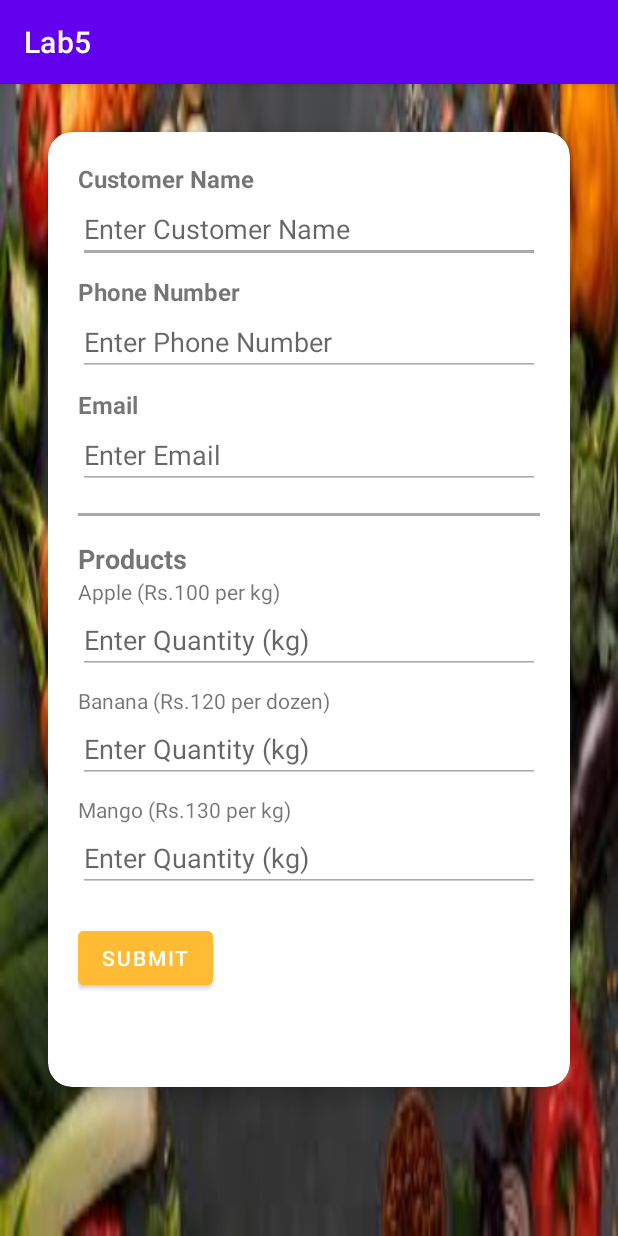
After one commit to sharjeel-siddiqui12/dive-into-mobile-application-development, an Android app built with Jetpack Compose: the L5exercise2 screen opened directly, with no data from a screen before it, on a phone screen of 412 x 824 dp. The commit adds this screen. Run offline under Robolectric (Android 15) with nearby library versions, the phone set to English and light mode, and no system bars.

Commit message:
lab 5 completed

```diff
--- a/app/build.gradle.kts
+++ b/app/build.gradle.kts
@@ -62,6 +62,9 @@ dependencies {
     implementation(libs.material3)
     implementation(libs.activity)
     implementation(libs.constraintlayout)
+    implementation(libs.cardview)
+    implementation(libs.firebase.inappmessaging)
+    implementation(libs.filament.android)
     testImplementation(libs.junit)
     androidTestImplementation(libs.ext.junit)
     androidTestImplementation(libs.espresso.core)
--- a/app/src/main/java/com/example/lab3/L3exercise2Main.java
+++ b/app/src/main/java/com/example/lab3/L3exercise2Main.java
@@ -1,13 +1,8 @@
 package com.example.lab3;
 
 import android.os.Bundle;
-import android.util.Log;
-
 import androidx.appcompat.app.AppCompatActivity;
-
 import com.example.mad_lab.R;
-import android.os.Bundle;
-import androidx.appcompat.app.AppCompatActivity;
 import androidx.fragment.app.FragmentManager;
 import androidx.fragment.app.FragmentTransaction;
 
--- /dev/null
+++ b/app/src/main/java/com/example/lab5/L5exercise2.java
@@ -0,0 +1,78 @@
+package com.example.lab5;
+
+import android.os.Bundle;
+import androidx.appcompat.app.AppCompatActivity;
+import com.example.mad_lab.R;
+import android.view.View;
+import android.widget.Button;
+import android.widget.EditText;
+import android.widget.TextView;
+import android.widget.Toast;
+
+public class L5exercise2 extends AppCompatActivity {
+
+    EditText nameEditText, phoneEditText, emailEditText;
+    EditText appleQtyEditText, bananaQtyEditText, avocadoQtyEditText;
+    Button submitButton;
+    TextView orderSummaryTextView;
+
+    @Override
+    protected void onCreate(Bundle savedInstanceState) {
+        super.onCreate(savedInstanceState);
+        setContentView(R.layout.activity_l5exercise2);
+
+        // Customer Details
+        nameEditText = findViewById(R.id.customerName);
+        phoneEditText = findViewById(R.id.customerPhone);
+        emailEditText = findViewById(R.id.customerEmail);
+
+        // Product Quantities
+        appleQtyEditText = findViewById(R.id.appleQty);
+        bananaQtyEditText = findViewById(R.id.bananaQty);
+        avocadoQtyEditText = findViewById(R.id.avocadoQty);
+
+        // Submit Button and Order Summary
+        submitButton = findViewById(R.id.submitButton);
+        orderSummaryTextView = findViewById(R.id.orderSummary);
+
+        submitButton.setOnClickListener(new View.OnClickListener() {
+            @Override
+            public void onClick(View view) {
+                // Get customer details
+                String name = nameEditText.getText().toString();
+                String phone = phoneEditText.getText().toString();
+                String email = emailEditText.getText().toString();
+
+                // Get product quantities
+                String appleQty = appleQtyEditText.getText().toString();
+                String bananaQty = bananaQtyEditText.getText().toString();
+                String avocadoQty = avocadoQtyEditText.getText().toString();
+
+                // Check if all fields are filled
+                if (name.isEmpty() || phone.isEmpty() || email.isEmpty() || appleQty.isEmpty() || bananaQty.isEmpty() || avocadoQty.isEmpty()) {
+                    Toast.makeText(L5exercise2.this, "Please fill all fields", Toast.LENGTH_SHORT).show();
+                    return;
+                }
+
+                // Display order summary
+                String orderSummary = "Customer Details:\n" +
+                        "Name: " + name + "\n" +
+                        "Phone: " + phone + "\n" +
+                        "Email: " + email + "\n\n" +
+                        "Order Details:\n" +
+                        "Apples: " + appleQty + " kg\n" +
+                        "Bananas: " + bananaQty + " dozen\n" +
+                        "Avocados: " + avocadoQty + " kg";
+
+                orderSummaryTextView.setText(orderSummary);
+
+                int totalApples = Integer.parseInt(appleQty);
+                int totalBananas = Integer.parseInt(bananaQty);
+                int totalAvocados = Integer.parseInt(avocadoQty);
+                int totalCost = (totalApples * 100) + (totalBananas * 120) + (totalAvocados * 130);
+                orderSummaryTextView.append("\n\nTotal Cost: Rs. " + totalCost);
+
+            }
+        });
+    }
+}
--- /dev/null
+++ b/app/src/main/res/layout/activity_l5exercise2.xml
@@ -0,0 +1,165 @@
+<androidx.constraintlayout.widget.ConstraintLayout
+    xmlns:android="http://schemas.android.com/apk/res/android"
+    xmlns:app="http://schemas.android.com/apk/res-auto"
+    android:layout_width="match_parent"
+    android:layout_height="match_parent"
+    android:background="@drawable/grocery_bg"
+    android:padding="16dp">
+
+
+<ScrollView
+android:layout_width="0dp"
+android:layout_height="0dp"
+app:layout_constraintTop_toTopOf="parent"
+app:layout_constraintBottom_toBottomOf="parent"
+app:layout_constraintLeft_toLeftOf="parent"
+app:layout_constraintRight_toRightOf="parent">
+
+<!-- CardView to hold the form -->
+<androidx.cardview.widget.CardView
+    android:id="@+id/orderCard"
+    android:layout_width="match_parent"
+    android:layout_height="wrap_content"
+    android:layout_margin="16dp"
+    android:backgroundTint="@android:color/white"
+    app:cardCornerRadius="16dp"
+    app:cardElevation="8dp">
+
+    <LinearLayout
+        android:layout_width="match_parent"
+        android:layout_height="wrap_content"
+        android:orientation="vertical"
+        android:padding="20dp">
+
+        <!-- Customer Details -->
+        <TextView
+            android:layout_width="match_parent"
+            android:layout_height="wrap_content"
+            android:text="Customer Name"
+            android:textSize="16sp"
+            android:textStyle="bold" />
+
+        <EditText
+            android:id="@+id/customerName"
+            android:layout_width="match_parent"
+            android:layout_height="wrap_content"
+            android:hint="Enter Customer Name"
+            android:backgroundTint="@android:color/darker_gray" />
+
+        <TextView
+            android:layout_width="match_parent"
+            android:layout_height="wrap_content"
+            android:text="Phone Number"
+            android:textSize="16sp"
+            android:textStyle="bold"
+            android:layout_marginTop="8dp" />
+
+        <EditText
+            android:id="@+id/customerPhone"
+            android:layout_width="match_parent"
+            android:layout_height="wrap_content"
+            android:hint="Enter Phone Number"
+            android:inputType="phone"
+            android:backgroundTint="@android:color/darker_gray" />
+
+        <TextView
+            android:layout_width="match_parent"
+            android:layout_height="wrap_content"
+            android:text="Email"
+            android:textSize="16sp"
+            android:textStyle="bold"
+            android:layout_marginTop="8dp" />
+
+        <EditText
+            android:id="@+id/customerEmail"
+            android:layout_width="match_parent"
+            android:layout_height="wrap_content"
+            android:hint="Enter Email"
+            android:inputType="textEmailAddress"
+            android:backgroundTint="@android:color/darker_gray" />
+
+        <!-- Horizontal Line -->
+        <View
+            android:layout_width="match_parent"
+            android:layout_height="2dp"
+            android:background="@android:color/darker_gray"
+            android:layout_marginTop="16dp"
+            android:layout_marginBottom="16dp" />
+
+        <!-- Product Selection -->
+        <TextView
+            android:layout_width="match_parent"
+            android:layout_height="wrap_content"
+            android:text="Products"
+            android:textSize="18sp"
+            android:textStyle="bold" />
+
+        <!-- Apples -->
+        <TextView
+            android:layout_width="match_parent"
+            android:layout_height="wrap_content"
+            android:text="Apple (Rs.100 per kg)" />
+
+        <EditText
+            android:id="@+id/appleQty"
+            android:layout_width="match_parent"
+            android:layout_height="wrap_content"
+            android:hint="Enter Quantity (kg)"
+            android:inputType="numberDecimal"
+            android:backgroundTint="@android:color/darker_gray" />
+
+        <!-- Bananas -->
+        <TextView
+            android:layout_width="match_parent"
+            android:layout_height="wrap_content"
+            android:text="Banana (Rs.120 per dozen)"
+            android:layout_marginTop="8dp" />
+
+        <EditText
+            android:id="@+id/bananaQty"
+            android:layout_width="match_parent"
+            android:layout_height="wrap_content"
+            android:hint="Enter Quantity (kg)"
+            android:inputType="numberDecimal"
+            android:backgroundTint="@android:color/darker_gray" />
+
+        <!-- Avocados -->
+        <TextView
+            android:layout_width="match_parent"
+            android:layout_height="wrap_content"
+            android:text="Mango (Rs.130 per kg)"
+            android:layout_marginTop="8dp" />
+
+        <EditText
+            android:id="@+id/avocadoQty"
+            android:layout_width="match_parent"
+            android:layout_height="wrap_content"
+            android:hint="Enter Quantity (kg)"
+            android:inputType="numberDecimal"
+            android:backgroundTint="@android:color/darker_gray" />
+
+        <!-- Submit Button -->
+        <Button
+            android:id="@+id/submitButton"
+            android:layout_width="wrap_content"
+            android:layout_height="wrap_content"
+            android:text="Submit"
+            android:layout_marginTop="20dp"
+            android:backgroundTint="@android:color/holo_orange_light" />
+
+        <!-- Order Summary -->
+        <TextView
+            android:id="@+id/orderSummary"
+            android:layout_width="match_parent"
+            android:layout_height="wrap_content"
+            android:layout_marginTop="20dp"
+            android:text=""
+            android:textSize="16sp"
+            android:textColor="@android:color/black" />
+    </LinearLayout>
+
+</androidx.cardview.widget.CardView>
+
+</ScrollView>
+
+    </androidx.constraintlayout.widget.ConstraintLayout>
--- a/app/src/main/res/values/colors.xml
+++ b/app/src/main/res/values/colors.xml
@@ -12,4 +12,5 @@
     <color name="sky">#87CEEB</color>
     <color name="colorAccent">#009688</color> <!-- Primary color for the button -->
     <color name="colorButtonPressed">#00574B</color>
+    <color name="colorLightGreen">#78FF64</color>
 </resources>
--- a/gradle/libs.versions.toml
+++ b/gradle/libs.versions.toml
@@ -11,6 +11,9 @@ activityCompose = "1.8.0"
 composeBom = "2024.04.01"
 activity = "1.8.0"
 constraintlayout = "2.1.4"
+cardview = "1.0.0"
+firebaseInappmessaging = "21.0.0"
+filamentAndroid = "1.17.1"
 
 [libraries]
 junit = { group = "junit", name = "junit", version.ref = "junit" }
@@ -30,6 +33,9 @@ ui-test-junit4 = { group = "androidx.compose.ui", name = "ui-test-junit4" }
 material3 = { group = "androidx.compose.material3", name = "material3" }
 activity = { group = "androidx.activity", name = "activity", version.ref = "activity" }
 constraintlayout = { group = "androidx.constraintlayout", name = "constraintlayout", version.ref = "constraintlayout" }
+cardview = { group = "androidx.cardview", name = "cardview", version.ref = "cardview" }
+firebase-inappmessaging = { group = "com.google.firebase", name = "firebase-inappmessaging", version.ref = "firebaseInappmessaging" }
+filament-android = { group = "com.google.ar.sceneform", name = "filament-android", version.ref = "filamentAndroid" }
 
 [plugins]
 android-application = { id = "com.android.application", version.ref = "agp" }
```
Also changed, not shown: app/src/main/AndroidManifest.xml (+28 -2 lines), app/src/main/java/com/example/lab3/L3exercise1.java (+0 -8 lines), app/src/main/java/com/example/lab3/L3exercise2Frag1.java (+0 -8 lines), app/src/main/java/com/example/lab4/L4exercise1.java (+0 -9 lines), app/src/main/java/com/example/lab5/L5exercise1.java (added, +67 -0 lines), app/src/main/java/com/example/lab5/L5exercise2_Order.java (added, +50 -0 lines), app/src/main/java/com/example/lab5/L5exercise2_Summary.java (added, +32 -0 lines), app/src/main/java/com/example/lab5/L5xercise1_Display.java (added, +34 -0 lines), app/src/main/res/layout/activity_l5exercise1.xml (added, +108 -0 lines), app/src/main/res/layout/activity_l5exercise2_order.xml (added, +39 -0 lines), app/src/main/res/layout/activity_l5exercise2_summary.xml (added, +14 -0 lines), app/src/main/res/layout/activity_l5xercise1_display.xml (added, +18 -0 lines), app/src/main/res/values/strings.xml (+9 -1 lines), app/src/main/res/drawable/grocery_bg.jpeg (added).
